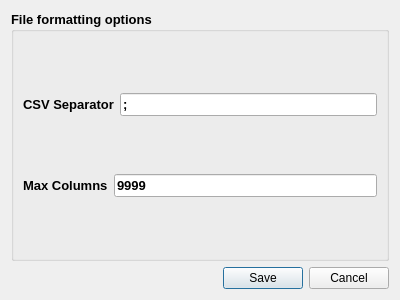
Above: fileformatterdialog.ui from AlfTeleco/SeeSignal before the change. Below: the same form after it.
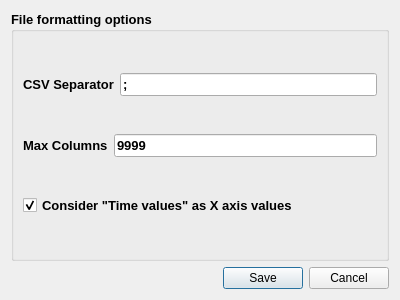
That is the form after the change. Icons and pictures are not drawn.

Commit message: Few fixes and mostly useless... bad programming day: - Mouse coursor lines are better showed - New tab for each signal file opened - There is a problem with hard drawing signals

Patch:
```diff
--- a/fileformatterdialog.ui
+++ b/fileformatterdialog.ui
@@ -67,6 +67,16 @@
         </item>
        </layout>
       </item>
+      <item>
+       <widget class="QCheckBox" name="time_values_x_values">
+        <property name="text">
+         <string>Consider &quot;Time values&quot; as X axis values</string>
+        </property>
+        <property name="checked">
+         <bool>true</bool>
+        </property>
+       </widget>
+      </item>
      </layout>
     </widget>
    </item>
```
The commit also changes 6 other files.
